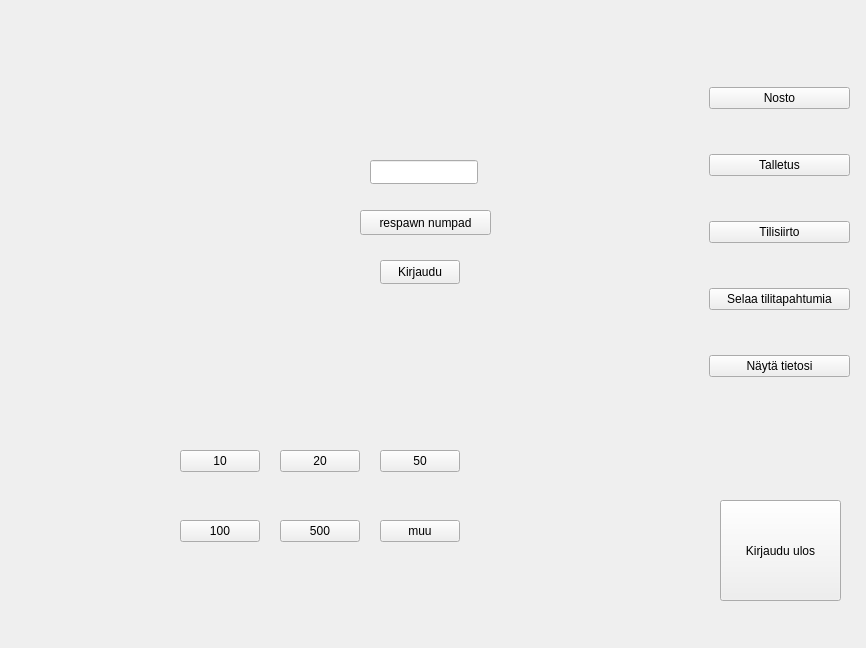
Before: the Qt Designer form bankautomat/mainwindow.ui in bank-2022/group7, drawn with Qt 5.
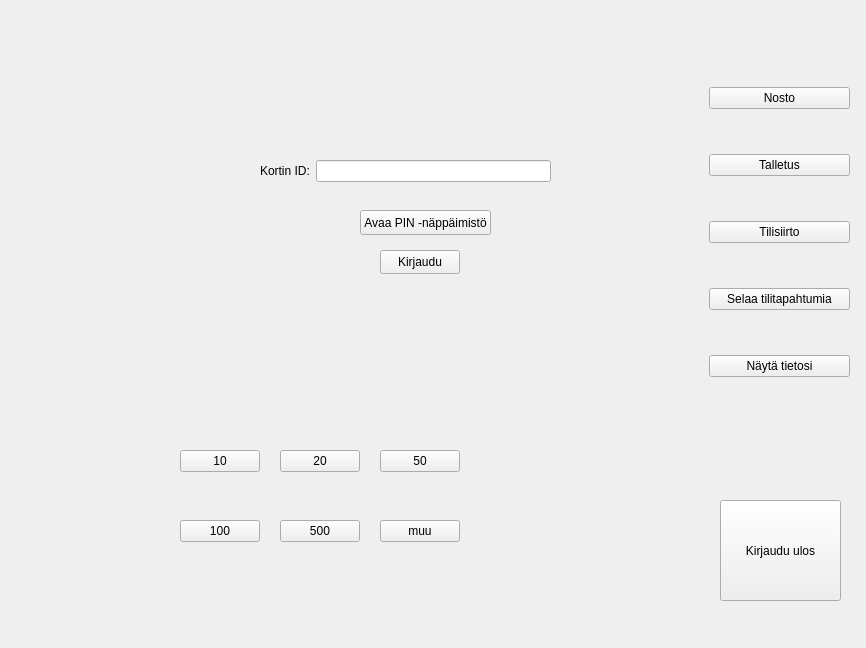
After: the same form once the commit is applied. The open tabs and pages were chosen to show the change.

Commit message: UI:n meikkaamista ja EXE:n puolella kirjautumiseen koodattu virheilmoitukset jne.

What changed in the file:
```diff
--- a/bankautomat/mainwindow.ui
+++ b/bankautomat/mainwindow.ui
@@ -59,21 +59,11 @@
      </widget>
     </widget>
     <widget class="QWidget" name="kirjauduPage">
-     <widget class="QLineEdit" name="idKortti">
-      <property name="geometry">
-       <rect>
-        <x>360</x>
-        <y>160</y>
-        <width>108</width>
-        <height>24</height>
-       </rect>
-      </property>
-     </widget>
      <widget class="QPushButton" name="kirjaudu">
       <property name="geometry">
        <rect>
         <x>370</x>
-        <y>260</y>
+        <y>250</y>
         <width>80</width>
         <height>24</height>
        </rect>
@@ -82,19 +72,6 @@
        <string>Kirjaudu</string>
       </property>
      </widget>
-     <widget class="QLabel" name="kirjautumisLabel">
-      <property name="geometry">
-       <rect>
-        <x>340</x>
-        <y>300</y>
-        <width>151</width>
-        <height>61</height>
-       </rect>
-      </property>
-      <property name="text">
-       <string>&lt;html&gt;&lt;head/&gt;&lt;body&gt;&lt;p align=&quot;center&quot;&gt;&lt;br/&gt;&lt;/p&gt;&lt;/body&gt;&lt;/html&gt;</string>
-      </property>
-     </widget>
      <widget class="QPushButton" name="showNumpad">
       <property name="geometry">
        <rect>
@@ -105,7 +82,48 @@
        </rect>
       </property>
       <property name="text">
-       <string>respawn numpad</string>
+       <string>Avaa PIN -näppäimistö</string>
+      </property>
+     </widget>
+     <widget class="QWidget" name="formLayoutWidget_2">
+      <property name="geometry">
+       <rect>
+        <x>250</x>
+        <y>160</y>
+        <width>291</width>
+        <height>41</height>
+       </rect>
+      </property>
+      <layout class="QFormLayout" name="formLayout_2">
+       <item row="0" column="0">
+        <widget class="QLabel" name="kortinIDLabel">
+         <property name="text">
+          <string>Kortin ID:</string>
+         </property>
+        </widget>
+       </item>
+       <item row="0" column="1">
+        <widget class="QLineEdit" name="idKortti"/>
+       </item>
+      </layout>
+     </widget>
+     <widget class="QLabel" name="kirjautumisLabel">
+      <property name="geometry">
+       <rect>
+        <x>320</x>
+        <y>90</y>
+        <width>191</width>
+        <height>51</height>
+       </rect>
+      </property>
+      <property name="frameShape">
+       <enum>QFrame::NoFrame</enum>
+      </property>
+      <property name="frameShadow">
+       <enum>QFrame::Plain</enum>
+      </property>
+      <property name="text">
+       <string/>
       </property>
      </widget>
     </widget>
```
Left out of the diff: 42 changed lines with no effect on the pictures. The commit also changes 1 other file.
